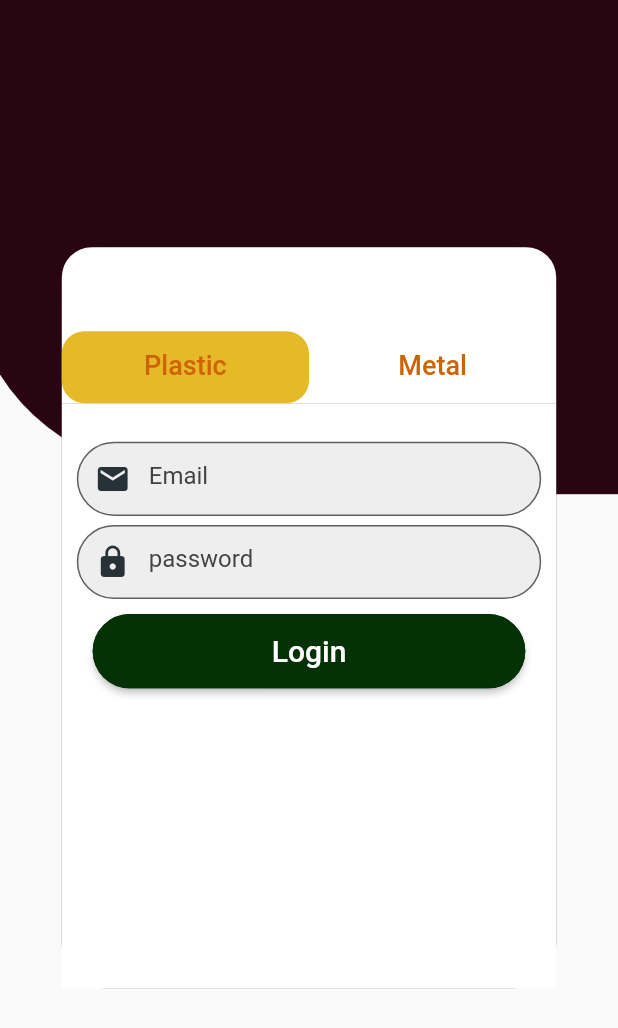
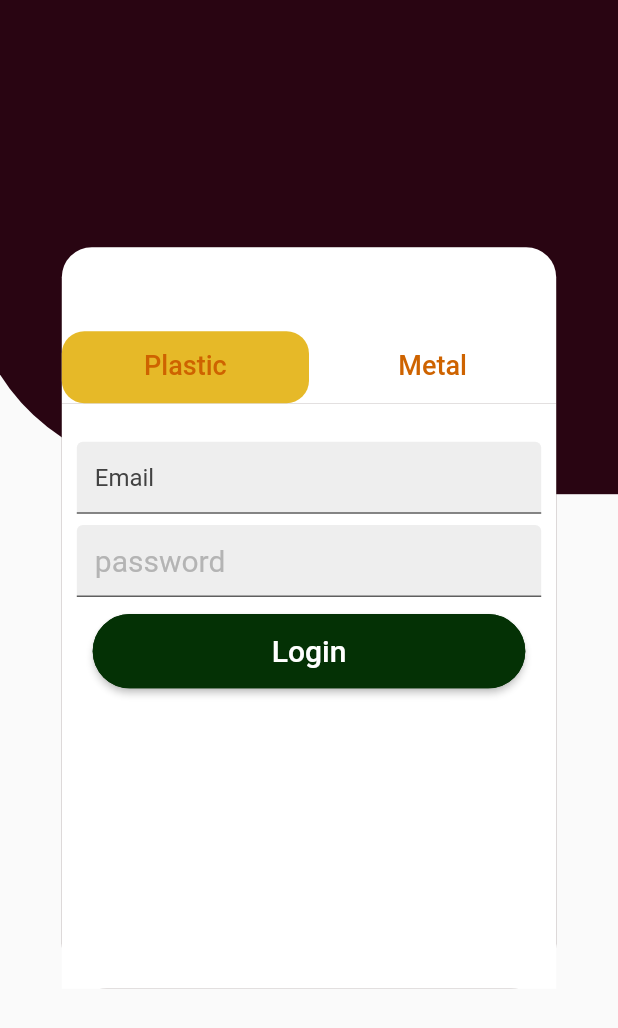
Before and after one commit to emilio-kariuki/youth, a Flutter app: the screen it shows after launch, on a phone screen of 412 x 824 dp. Shown: the top 1028 px of the screen. Run offline on Flutter 3.47's test engine with Material 2 defaults, Android fonts, the light colour scheme and no system bars; our stand-ins replace google_fonts.

Commit message:
April 3, 2022 4:33 PM

```diff
--- a/lib/Accounts/login.dart
+++ b/lib/Accounts/login.dart
@@ -125,17 +125,20 @@ class _LoginContentsState extends State<LoginContents> {
                               child: TextFormField(
                                 obscureText: false,
                                 decoration: InputDecoration(
-                                    border: OutlineInputBorder(
-                                      borderRadius: BorderRadius.circular(30.0),
-                                    ),
+                                    // border: OutlineInputBorder(
+                                    //   borderSide: BorderSide(
+                                    //     color: Colors.white,
+                                    //   ),
+                                    //   borderRadius: BorderRadius.circular(30.0),
+                                    // ),
                                     // icon: Icon(Icons.mail,size:30,color: Colors.black),
                                     filled: true,
                                     hintStyle:
                                         TextStyle(color: Colors.grey[800]),
                                     hoverColor: Colors.red,
                                     hintText: "Email",
-                                    prefixIcon: Icon(Icons.mail,
-                                        color: Colors.blueGrey[900]),
+                                    // prefixIcon: Icon(Icons.mail,
+                                        // color: Colors.blueGrey[900]),
                                     fillColor: Colors.grey[200]),
                                 controller: email,
                               ),
@@ -149,17 +152,17 @@ class _LoginContentsState extends State<LoginContents> {
                               child: TextFormField(
                                 obscureText: true,
                                 decoration: InputDecoration(
-                                    border: OutlineInputBorder(
-                                      borderRadius: BorderRadius.circular(30.0),
-                                    ),
+                                    // border: OutlineInputBorder(
+                                    //   borderRadius: BorderRadius.circular(30.0),
+                                    // ),
                                     // icon: Icon(Icons.mail,size:30,color: Colors.black),
                                     filled: true,
                                     hintStyle:
-                                        TextStyle(color: Colors.grey[800]),
+                                        TextStyle(color: Color.fromARGB(255, 180, 180, 180),fontSize: 20, fontWeight: FontWeight.w400),
                                     hoverColor: Colors.red,
                                     hintText: "password",
-                                    prefixIcon: Icon(Icons.lock,
-                                        color: Colors.blueGrey[900]),
+                                    // prefixIcon: Icon(Icons.lock,
+                                    //     color: Colors.blueGrey[900]),
                                     fillColor: Colors.grey[200]),
                                 controller: password,
                               ),
```
